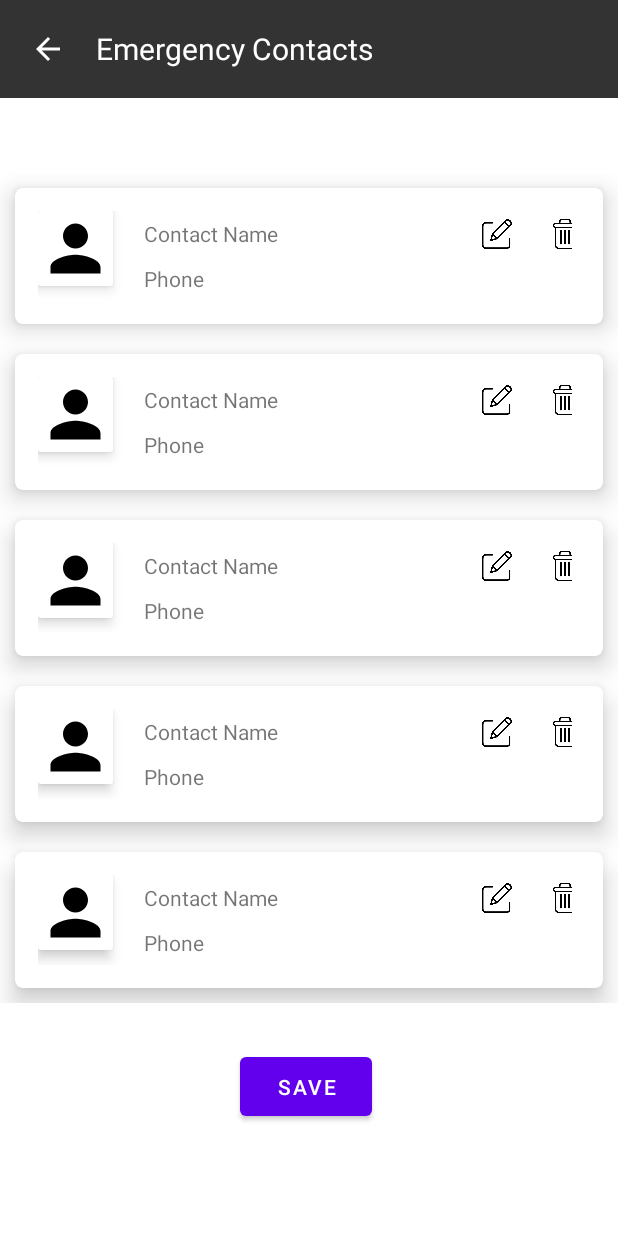
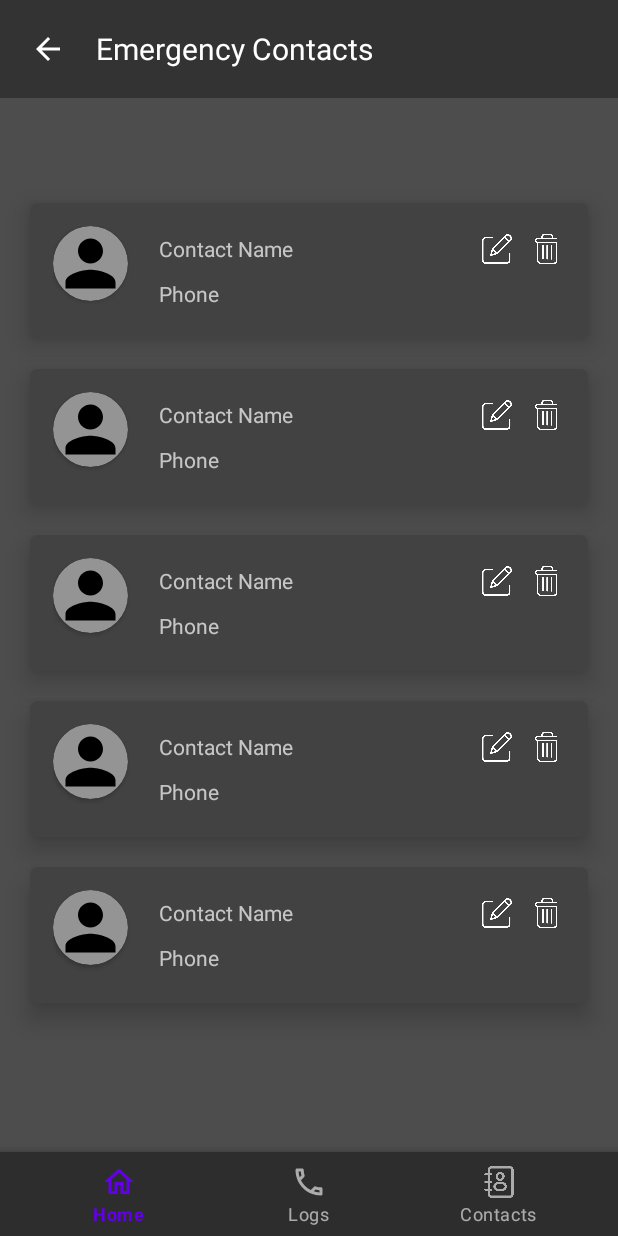
Before and after one commit to Mohana-Kulkarni/VehicleSafe, an Android app: the layout activity_contacts.xml on its own in the app's theme, with its tools: preview values and no code run, on a phone screen of 412 x 824 dp. Run offline under Robolectric (Android 15) with nearby library versions, the phone set to English and light mode, and no system bars.

Commit message:
Added Grey Theme for every page

```diff
--- a/app/src/main/res/drawable/call_icon.xml
+++ b/app/src/main/res/drawable/call_icon.xml
@@ -1,5 +1,5 @@
-<vector android:height="24dp" android:tint="#000000"
+<vector android:height="24dp" android:tint="@color/white"
     android:viewportHeight="24" android:viewportWidth="24"
     android:width="24dp" xmlns:android="http://schemas.android.com/apk/res/android">
-    <path android:fillColor="@android:color/white" android:pathData="M20.01,15.38c-1.23,0 -2.42,-0.2 -3.53,-0.56 -0.35,-0.12 -0.74,-0.03 -1.01,0.24l-1.57,1.97c-2.83,-1.35 -5.48,-3.9 -6.89,-6.83l1.95,-1.66c0.27,-0.28 0.35,-0.67 0.24,-1.02 -0.37,-1.11 -0.56,-2.3 -0.56,-3.53 0,-0.54 -0.45,-0.99 -0.99,-0.99H4.19C3.65,3 3,3.24 3,3.99 3,13.28 10.73,21 20.01,21c0.71,0 0.99,-0.63 0.99,-1.18v-3.45c0,-0.54 -0.45,-0.99 -0.99,-0.99z"/>
+    <path android:fillColor="@color/white" android:pathData="M6.54,5c0.06,0.89 0.21,1.76 0.45,2.59l-1.2,1.2c-0.41,-1.2 -0.67,-2.47 -0.76,-3.79h1.51m9.86,12.02c0.85,0.24 1.72,0.39 2.6,0.45v1.49c-1.32,-0.09 -2.59,-0.35 -3.8,-0.75l1.2,-1.19M7.5,3H4c-0.55,0 -1,0.45 -1,1 0,9.39 7.61,17 17,17 0.55,0 1,-0.45 1,-1v-3.49c0,-0.55 -0.45,-1 -1,-1 -1.24,0 -2.45,-0.2 -3.57,-0.57 -0.1,-0.04 -0.21,-0.05 -0.31,-0.05 -0.26,0 -0.51,0.1 -0.71,0.29l-2.2,2.2c-2.83,-1.45 -5.15,-3.76 -6.59,-6.59l2.2,-2.2c0.28,-0.28 0.36,-0.67 0.25,-1.02C8.7,6.45 8.5,5.25 8.5,4c0,-0.55 -0.45,-1 -1,-1z"/>
 </vector>
--- a/app/src/main/res/drawable/home_icon.xml
+++ b/app/src/main/res/drawable/home_icon.xml
@@ -1,5 +1,5 @@
 <vector android:height="24dp" android:tint="#000000"
     android:viewportHeight="24" android:viewportWidth="24"
     android:width="24dp" xmlns:android="http://schemas.android.com/apk/res/android">
-    <path android:fillColor="@android:color/white" android:pathData="M10,20v-6h4v6h5v-8h3L12,3 2,12h3v8z"/>
+    <path android:fillColor="@android:color/white" android:pathData="M12,5.69l5,4.5V18h-2v-6H9v6H7v-7.81l5,-4.5M12,3L2,12h3v8h6v-6h2v6h6v-8h3L12,3z"/>
 </vector>
--- a/app/src/main/res/layout/activity_contacts.xml
+++ b/app/src/main/res/layout/activity_contacts.xml
@@ -3,6 +3,7 @@
     xmlns:app="http://schemas.android.com/apk/res-auto"
     xmlns:tools="http://schemas.android.com/tools"
     android:orientation="vertical"
+    android:background="@color/grey"
     android:layout_width="match_parent"
     android:layout_height="match_parent"
     tools:context=".Activity_Contacts">
@@ -46,10 +47,11 @@
         <androidx.coordinatorlayout.widget.CoordinatorLayout
             android:orientation="vertical"
             android:layout_width="match_parent"
-            android:layout_height="wrap_content"
+            android:layout_height="match_parent"
             android:layout_marginTop="50dp">
 
             <androidx.recyclerview.widget.RecyclerView
+                android:layout_margin="10dp"
                 tools:itemCount="5"
                 tools:listitem="@layout/contact_item"
                 android:id="@+id/emergency_contact"
@@ -58,18 +60,32 @@
 
             </androidx.recyclerview.widget.RecyclerView>
 
+            <com.google.android.material.bottomappbar.BottomAppBar
+                android:id="@+id/bottomAppBar"
+                android:layout_width="match_parent"
+                android:layout_height="wrap_content"
+                android:layout_gravity="bottom"
+                android:layout_marginBottom="0dp"
+                app:fabCradleRoundedCornerRadius="10dp"
+                app:fabCradleVerticalOffset="1dp"
+                app:hideOnScroll="true"
+                app:layout_anchorGravity="center">
+
+                <com.google.android.material.bottomnavigation.BottomNavigationView
+                    android:id="@+id/bottomNavView"
+                    android:layout_marginBottom="0dp"
+                    android:layout_width="match_parent"
+                    android:layout_height="wrap_content"
+                    android:layout_marginEnd="16dp"
+                    android:background="@drawable/transperant_background"
+                    app:menu="@menu/bottom_nav_menu">
+
+                </com.google.android.material.bottomnavigation.BottomNavigationView>
+            </com.google.android.material.bottomappbar.BottomAppBar>
+
         </androidx.coordinatorlayout.widget.CoordinatorLayout>
 
-        <Button
-            android:layout_marginTop="30dp"
-            android:layout_marginStart="160dp"
-            android:textAlignment="center"
-            android:layout_width="wrap_content"
-            android:layout_height="wrap_content"
-            android:padding="10dp"
-            android:text="Save">
 
-        </Button>
 
     </LinearLayout>
 
--- a/app/src/main/res/layout/contact_item.xml
+++ b/app/src/main/res/layout/contact_item.xml
@@ -19,8 +19,8 @@
         <androidx.cardview.widget.CardView
             android:id="@+id/contact_img"
             android:padding="5dp"
-            android:background="@color/dark_grey"
-            app:cardElevation="5dp"
+            android:backgroundTint="@color/light_grey"
+            app:cardCornerRadius="50dp"
             android:layout_width="wrap_content"
             android:layout_height="wrap_content">
             <ImageView
@@ -34,7 +34,7 @@
         <LinearLayout
 
             android:layout_marginStart="15dp"
-            android:layout_width="210dp"
+            android:layout_width="200dp"
             android:layout_height="wrap_content"
             android:orientation="vertical">
 
@@ -68,14 +68,32 @@
                 android:id="@+id/edit_btn"/>
 
             <ImageView
-                android:layout_marginStart="25dp"
+                android:layout_marginStart="15dp"
                 android:layout_width="20dp"
                 android:layout_height="20dp"
                 android:src="@drawable/delete_icon"
                 android:id="@+id/delete_btn"/>
 
         </LinearLayout>
+    </LinearLayout>
+    <LinearLayout
+        android:visibility="gone"
+        android:layout_marginTop="90dp"
+        android:layout_marginBottom="10dp"
+        android:layout_width="match_parent"
+        android:layout_height="wrap_content">
+
+        <Button
+            android:layout_marginStart="110dp"
+            android:layout_width="150dp"
+            android:layout_height="50dp"
+            android:padding="10dp"
+            android:text="Save">
+
+        </Button>
 
     </LinearLayout>
 
+
+
 </androidx.cardview.widget.CardView>
--- a/app/src/main/res/layout/row_item.xml
+++ b/app/src/main/res/layout/row_item.xml
@@ -18,9 +18,10 @@
 
         <androidx.cardview.widget.CardView
             android:id="@+id/contact_img"
+            app:cardCornerRadius="50dp"
+            app:cardBackgroundColor="@color/light_grey"
             android:padding="5dp"
-            android:background="@color/dark_grey"
-            app:cardElevation="5dp"
+            android:background="@color/grey"
             android:layout_width="wrap_content"
             android:layout_height="wrap_content">
             <ImageView
@@ -59,7 +60,6 @@
             android:id="@+id/call"
             android:padding="5dp"
             android:background="@color/dark_grey"
-            app:cardElevation="5dp"
             android:layout_width="wrap_content"
             android:layout_height="wrap_content">
             <ImageView
--- a/app/src/main/res/values-night/themes.xml
+++ b/app/src/main/res/values-night/themes.xml
@@ -1,16 +1,25 @@
 <resources xmlns:tools="http://schemas.android.com/tools">
     <!-- Base application theme. -->
-    <style name="Theme.VehicleSafe" parent="Theme.MaterialComponents.DayNight.DarkActionBar">
+    <style name="Theme.VehicleSafe" parent="Theme.MaterialComponents.NoActionBar">
         <!-- Primary brand color. -->
-        <item name="colorPrimary">@color/purple_200</item>
+        <item name="colorPrimary">@color/purple_500</item>
         <item name="colorPrimaryVariant">@color/purple_700</item>
-        <item name="colorOnPrimary">@color/black</item>
+        <item name="colorOnPrimary">@color/white</item>
         <!-- Secondary brand color. -->
         <item name="colorSecondary">@color/teal_200</item>
-        <item name="colorSecondaryVariant">@color/teal_200</item>
-        <item name="colorOnSecondary">@color/black</item>
+        <item name="colorSecondaryVariant">@color/teal_700</item>
+        <item name="colorOnSecondary">@color/grey</item>
         <!-- Status bar color. -->
         <item name="android:statusBarColor">?attr/colorPrimaryVariant</item>
         <!-- Customize your theme here. -->
     </style>
+
+    <style name="Theme.VehicleSafe.NoActionBar">
+        <item name="windowActionBar">false</item>
+        <item name="windowNoTitle">true</item>
+    </style>
+
+    <style name="Theme.TrackME.AppBarOverlay" parent="ThemeOverlay.AppCompat.Dark.ActionBar" />
+
+    <style name="Theme.TrackME.PopupOverlay" parent="ThemeOverlay.AppCompat.Light" />
 </resources>
--- a/app/src/main/res/values/colors.xml
+++ b/app/src/main/res/values/colors.xml
@@ -7,5 +7,10 @@
     <color name="teal_700">#FF018786</color>
     <color name="black">#FF000000</color>
     <color name="white">#FFFFFFFF</color>
+    <color name="grey">#4d4d4d</color>
+    <color name="light_grey">#949494</color>
     <color name="dark_grey">#333333</color>
+
+
+
 </resources>
--- a/app/src/main/res/values/themes.xml
+++ b/app/src/main/res/values/themes.xml
@@ -1,6 +1,6 @@
 <resources xmlns:tools="http://schemas.android.com/tools">
     <!-- Base application theme. -->
-    <style name="Theme.VehicleSafe" parent="Theme.MaterialComponents.DayNight.DarkActionBar">
+    <style name="Theme.VehicleSafe" parent="Theme.MaterialComponents.NoActionBar">
         <!-- Primary brand color. -->
         <item name="colorPrimary">@color/purple_500</item>
         <item name="colorPrimaryVariant">@color/purple_700</item>
@@ -8,9 +8,18 @@
         <!-- Secondary brand color. -->
         <item name="colorSecondary">@color/teal_200</item>
         <item name="colorSecondaryVariant">@color/teal_700</item>
-        <item name="colorOnSecondary">@color/black</item>
+        <item name="colorOnSecondary">@color/grey</item>
         <!-- Status bar color. -->
         <item name="android:statusBarColor">?attr/colorPrimaryVariant</item>
         <!-- Customize your theme here. -->
     </style>
+
+    <style name="Theme.VehicleSafe.NoActionBar">
+        <item name="windowActionBar">false</item>
+        <item name="windowNoTitle">true</item>
+    </style>
+
+    <style name="Theme.TrackME.AppBarOverlay" parent="ThemeOverlay.AppCompat.Dark.ActionBar" />
+
+    <style name="Theme.TrackME.PopupOverlay" parent="ThemeOverlay.AppCompat.Light" />
 </resources>
```
Also changed, not shown: app/src/main/res/layout/activity_home_page.xml (+11 -19 lines), app/src/main/res/layout/activity_logs.xml (+32 -1 lines), app/src/main/res/drawable/delete_icon.png, app/src/main/res/drawable/edit_icon.png.
